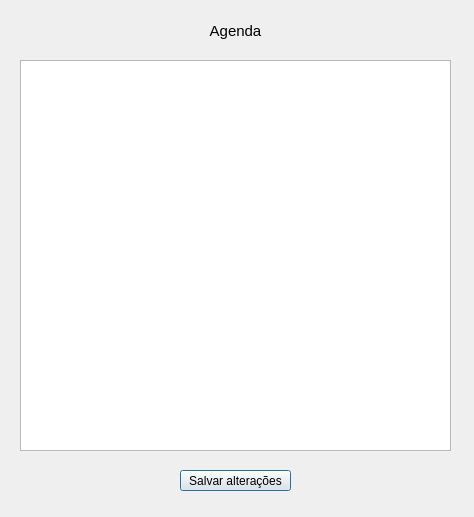
AndreNomade/Barber-Shop-Management, file Barbearia/viewservicos.ui: the form before one commit.
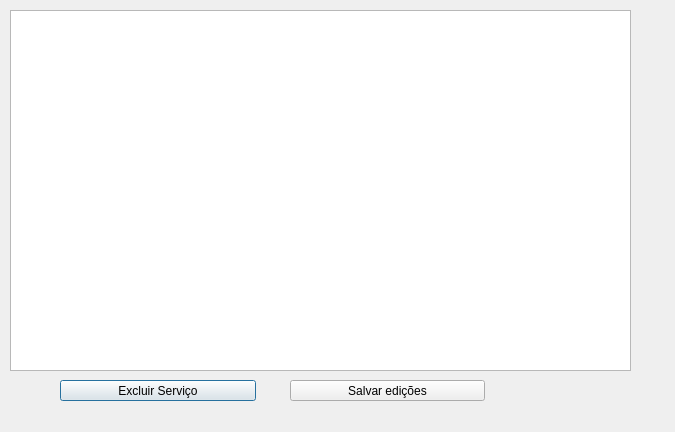
The form after the commit. Icons and pictures are not drawn.

Patch:
```diff
--- a/Barbearia/viewservicos.ui
+++ b/Barbearia/viewservicos.ui
@@ -6,8 +6,8 @@
    <rect>
     <x>0</x>
     <y>0</y>
-    <width>474</width>
-    <height>517</height>
+    <width>675</width>
+    <height>432</height>
    </rect>
   </property>
   <property name="windowTitle">
@@ -17,57 +17,6 @@
    <iconset resource="recursos.qrc">
     <normaloff>:/img/icones/maquina.png</normaloff>:/img/icones/maquina.png</iconset>
   </property>
-  <widget class="QTableWidget" name="tbwServicos">
-   <property name="geometry">
-    <rect>
-     <x>20</x>
-     <y>60</y>
-     <width>431</width>
-     <height>391</height>
-    </rect>
-   </property>
-  </widget>
-  <widget class="QLabel" name="label">
-   <property name="geometry">
-    <rect>
-     <x>20</x>
-     <y>10</y>
-     <width>431</width>
-     <height>41</height>
-    </rect>
-   </property>
-   <property name="font">
-    <font>
-     <family>MS Shell Dlg 2</family>
-     <pointsize>11</pointsize>
-    </font>
-   </property>
-   <property name="frameShape">
-    <enum>QFrame::NoFrame</enum>
-   </property>
-   <property name="text">
-    <string>Agenda</string>
-   </property>
-   <property name="alignment">
-    <set>Qt::AlignCenter</set>
-   </property>
-   <property name="margin">
-    <number>0</number>
-   </property>
-  </widget>
-  <widget class="QPushButton" name="save">
-   <property name="geometry">
-    <rect>
-     <x>180</x>
-     <y>470</y>
-     <width>111</width>
-     <height>21</height>
-    </rect>
-   </property>
-   <property name="text">
-    <string>Salvar alterações</string>
-   </property>
-  </widget>
   <widget class="QLabel" name="gravo">
    <property name="geometry">
     <rect>
@@ -81,6 +30,42 @@
     <string/>
    </property>
   </widget>
+  <widget class="QPushButton" name="delete_2">
+   <property name="geometry">
+    <rect>
+     <x>60</x>
+     <y>380</y>
+     <width>196</width>
+     <height>21</height>
+    </rect>
+   </property>
+   <property name="text">
+    <string>Excluir Serviço</string>
+   </property>
+  </widget>
+  <widget class="QPushButton" name="edit">
+   <property name="geometry">
+    <rect>
+     <x>290</x>
+     <y>380</y>
+     <width>195</width>
+     <height>21</height>
+    </rect>
+   </property>
+   <property name="text">
+    <string>Salvar edições</string>
+   </property>
+  </widget>
+  <widget class="QTableWidget" name="tbwServicos">
+   <property name="geometry">
+    <rect>
+     <x>10</x>
+     <y>10</y>
+     <width>621</width>
+     <height>361</height>
+    </rect>
+   </property>
+  </widget>
  </widget>
  <resources>
   <include location="recursos.qrc"/>
```
